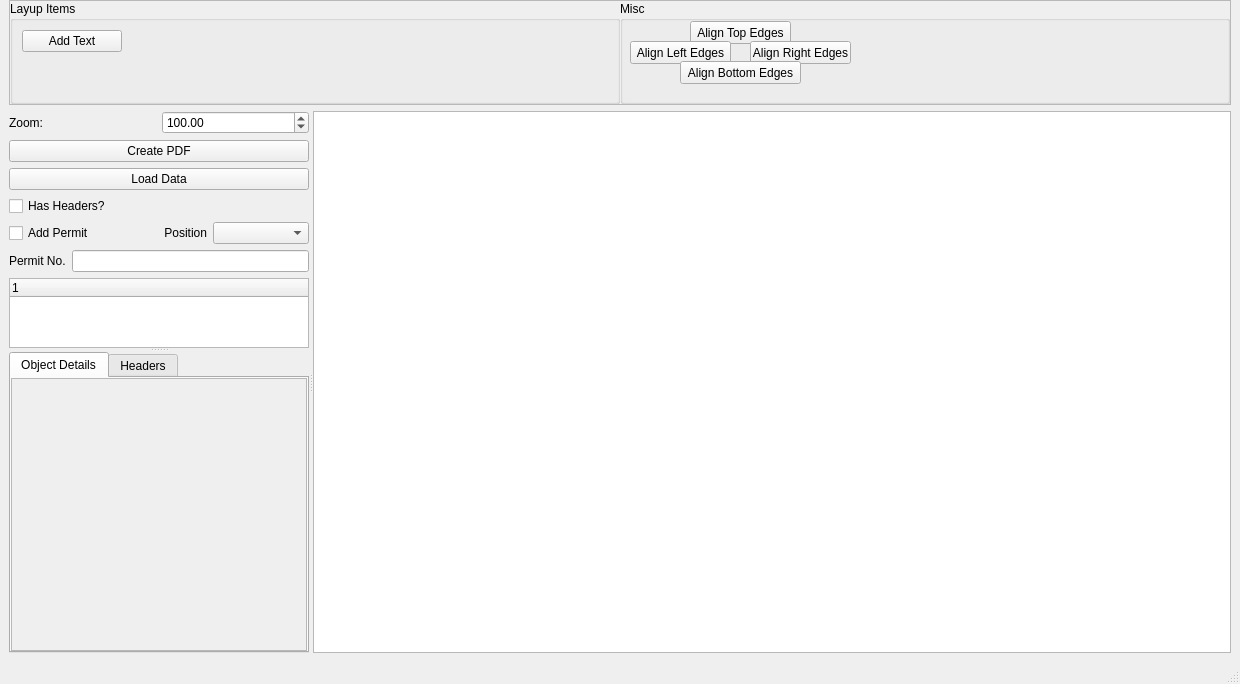
Before: the Qt Designer form LabelDesigner.ui in marvin939/label-designer, drawn with Qt 5.
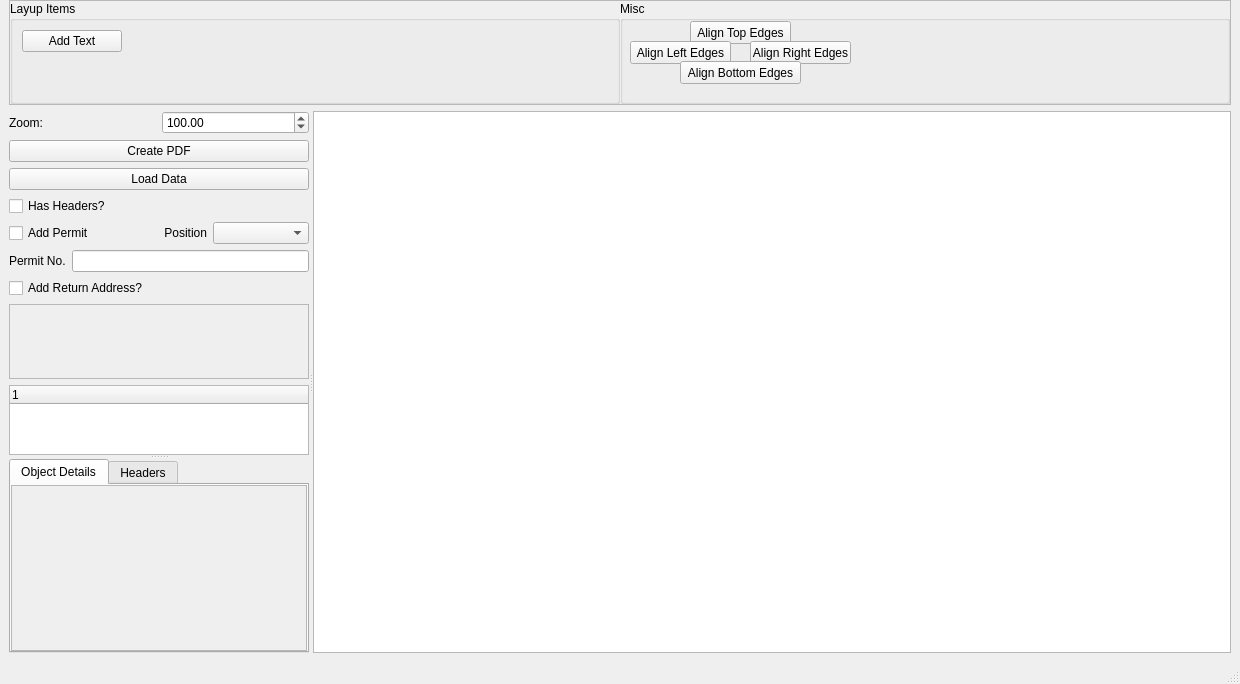
After: the same form once the commit is applied. The open tabs and pages were chosen to show the change. Custom widgets are drawn as their Qt base class.

Commit message: Added ability to create return text

Patch:
```diff
--- a/LabelDesigner.ui
+++ b/LabelDesigner.ui
@@ -295,6 +295,38 @@
           </item>
          </layout>
         </item>
+        <item>
+         <widget class="QCheckBox" name="returnCheck">
+          <property name="text">
+           <string>Add Return Address?</string>
+          </property>
+         </widget>
+        </item>
+        <item>
+         <widget class="QTextEdit" name="returnAddress">
+          <property name="enabled">
+           <bool>false</bool>
+          </property>
+          <property name="sizePolicy">
+           <sizepolicy hsizetype="Expanding" vsizetype="Preferred">
+            <horstretch>0</horstretch>
+            <verstretch>0</verstretch>
+           </sizepolicy>
+          </property>
+          <property name="minimumSize">
+           <size>
+            <width>0</width>
+            <height>75</height>
+           </size>
+          </property>
+          <property name="maximumSize">
+           <size>
+            <width>16777215</width>
+            <height>75</height>
+           </size>
+          </property>
+         </widget>
+        </item>
         <item>
          <widget class="QSplitter" name="splitter">
           <property name="sizePolicy">
@@ -375,7 +407,7 @@
                   <x>0</x>
                   <y>0</y>
                   <width>292</width>
-                  <height>251</height>
+                  <height>147</height>
                  </rect>
                 </property>
                 <layout class="QVBoxLayout" name="verticalLayout_2">
```
The commit also changes 6 other files.
